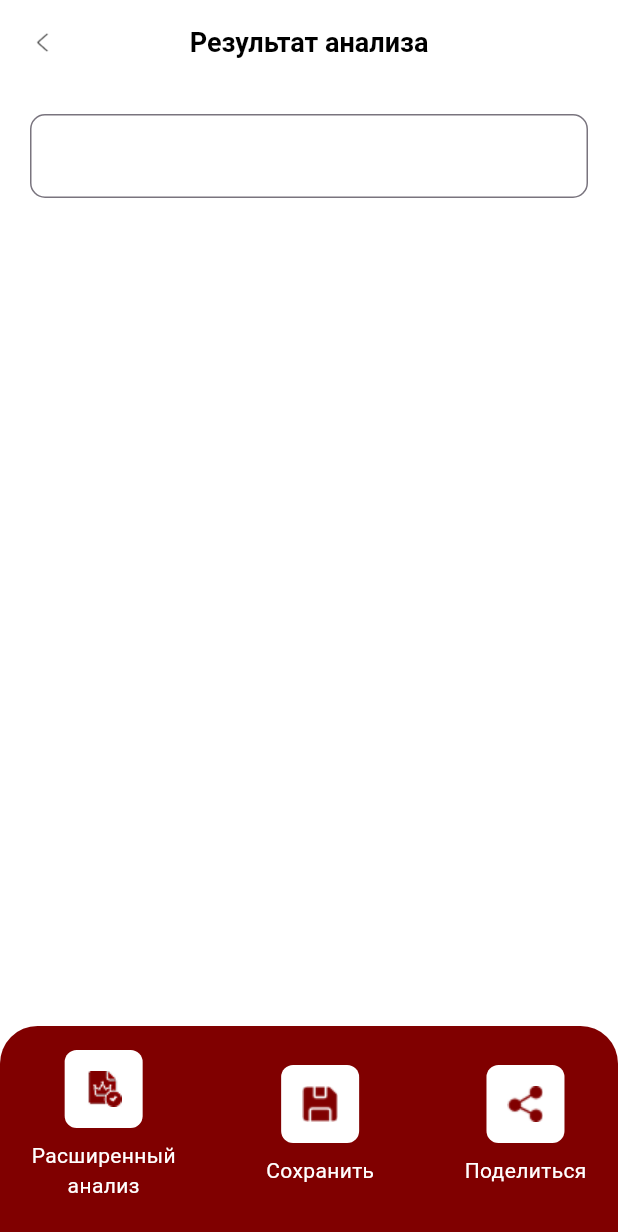
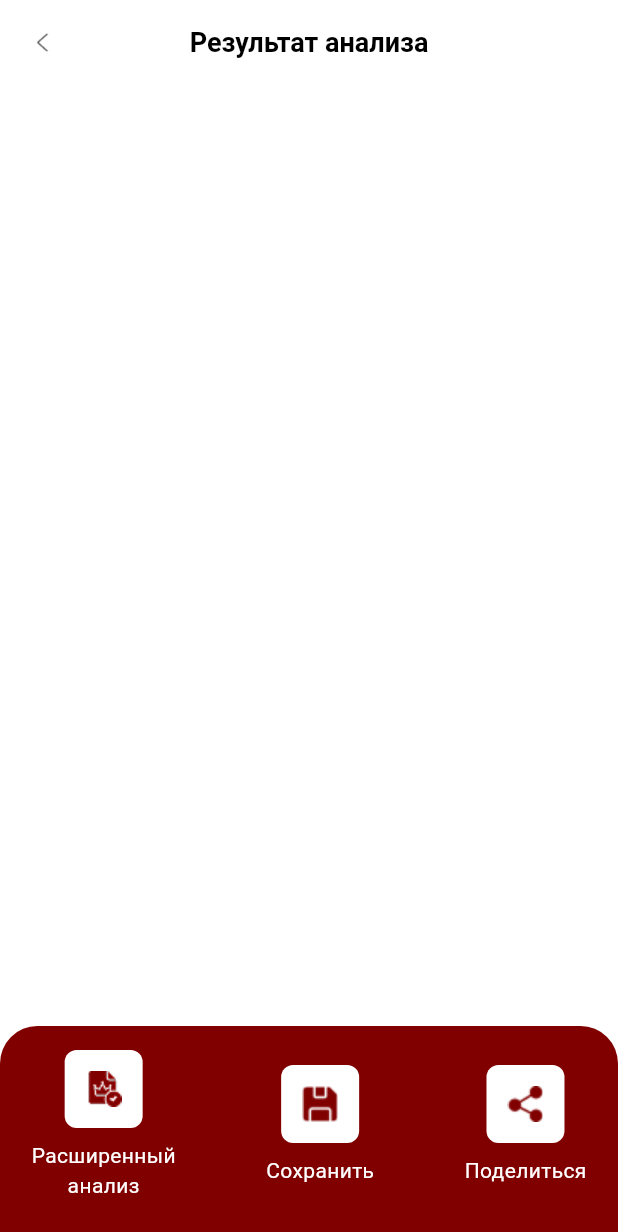
Before and after one commit to Dilvi/LegalScanAI, a Flutter app: the ResultPage screen opened directly with empty values, on a phone screen of 412 x 824 dp. Shown: the top 1232 px of the screen. Run offline on Flutter 3.47's test engine with Material 3 defaults, Android fonts, the phone set to English and light mode, and no system bars; our stand-ins replace flutter_svg, image_picker; Roboto replaces fonts that are missing (DM Sans).

Commit message:
Refactor result_page

```diff
--- a/lib/result_page.dart
+++ b/lib/result_page.dart
@@ -51,21 +51,86 @@ class _ResultPageState extends State<ResultPage> {
       body: Padding(
         padding: const EdgeInsets.all(20.0),
         child: SingleChildScrollView(
-          child: TextField(
-            controller: _textController,
-            maxLines: null,
-            readOnly: true,
-            decoration: InputDecoration(
-              border: OutlineInputBorder(
-                borderRadius: BorderRadius.circular(10),
-                borderSide: const BorderSide(color: Colors.grey),
-              ),
-            ),
+          child: SelectableText.rich(
+            _formatAnalyzedText(widget.analyzedText),
           ),
         ),
       ),
       bottomNavigationBar: _buildBottomPanel(context),
     );
+  }
+
+  TextSpan _formatAnalyzedText(String text) {
+    List<TextSpan> spans = [];
+    bool isRecommendationBlock = false;
+
+    for (String line in text.split('\n')) {
+      if (line.startsWith('💬 Рекомендация от GPT-4o-mini:')) {
+        // Начало блока рекомендаций
+        spans.add(
+          const TextSpan(
+            text: '\n💬 Рекомендация от GPT-4o-mini:\n',
+            style: TextStyle(fontWeight: FontWeight.bold, fontSize: 18, color: Colors.black),
+          ),
+        );
+        isRecommendationBlock = true;
+        continue;
+      }
+
+      if (isRecommendationBlock) {
+        // Форматируем текст рекомендаций
+        if (line.startsWith('<h2>') && line.endsWith('</h2>')) {
+          // Заголовок
+          spans.add(
+            TextSpan(
+              text: '\n${line.replaceAll('<h2>', '').replaceAll('</h2>', '')}\n',
+              style: const TextStyle(fontWeight: FontWeight.bold, fontSize: 18, color: Colors.black),
+            ),
+          );
+        } else if (line.startsWith('• ')) {
+          // Маркированный список
+          spans.add(
+            TextSpan(
+              text: '${line}\n',
+              style: const TextStyle(fontSize: 16, color: Colors.black),
+            ),
+          );
+        } else if (line.contains('<b>') && line.contains('</b>')) {
+          // Жирный текст
+          spans.add(
+            TextSpan(
+              text: '${line.replaceAll('<b>', '').replaceAll('</b>', '')}\n',
+              style: const TextStyle(fontWeight: FontWeight.bold, fontSize: 16, color: Colors.black),
+            ),
+          );
+        } else if (line.startsWith('<h2>')) {
+          // Обычный текст внутри рекомендаций
+          spans.add(
+            TextSpan(
+              text: '${line.replaceAll('<h2>', '').replaceAll('</h2>', '')}\n',
+              style: const TextStyle(fontSize: 16, color: Colors.black),
+            ),
+          );
+        } else {
+          // Обычный текст
+          spans.add(
+            TextSpan(
+              text: '$line\n',
+              style: const TextStyle(fontSize: 16, color: Colors.black),
+            ),
+          );
+        }
+      } else {
+        // Обычный текст вне рекомендаций
+        spans.add(
+          TextSpan(
+            text: '$line\n',
+            style: const TextStyle(fontSize: 16, color: Colors.black),
+          ),
+        );
+      }
+    }
+    return TextSpan(children: spans);
   }
 
   Widget _buildBottomPanel(BuildContext context) {
--- a/pubspec.yaml
+++ b/pubspec.yaml
@@ -34,6 +34,7 @@ dependencies:
   image_picker: ^1.0.4
   lucide_icons: ^0.257.0
   http: ^0.13.5
+  flutter_html: ^3.0.0
 
 
 
```
Also changed, not shown: pubspec.lock, 127 other files.
